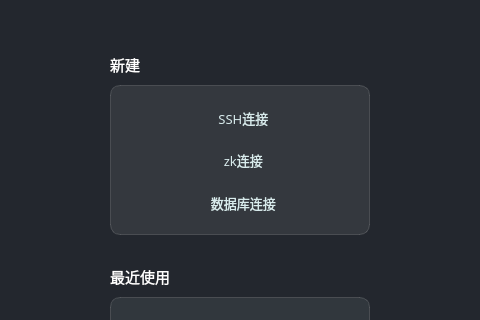
Old version of the form Fdog-Kit/module_mainwindow/mainwindow.ui in the repository HuaGouFdog/Fdog-Kit; both pictures show x 294 to 774 and y 209 to 529 of the 1017 by 874 pixel window.
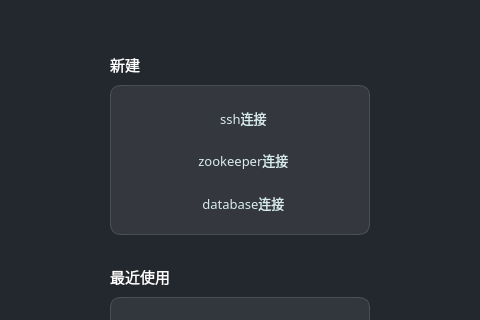
New version of the form. Icons and pictures are not drawn.

Commit message: 修复双击标题栏最大化不流畅，窗口会移动到左上角再最大化的问题

What changed in the file:
```diff
--- a/Fdog-Kit/module_mainwindow/mainwindow.ui
+++ b/Fdog-Kit/module_mainwindow/mainwindow.ui
@@ -1559,7 +1559,7 @@
                              <string notr="true"/>
                             </property>
                             <property name="text">
-                             <string>  SSH连接</string>
+                             <string>  ssh连接</string>
                             </property>
                             <property name="icon">
                              <iconset resource="../lib.qrc">
@@ -1598,7 +1598,7 @@
                              <string notr="true"/>
                             </property>
                             <property name="text">
-                             <string>  zk连接</string>
+                             <string>  zookeeper连接</string>
                             </property>
                             <property name="icon">
                              <iconset resource="../lib.qrc">
@@ -1637,7 +1637,7 @@
                              <string notr="true"/>
                             </property>
                             <property name="text">
-                             <string>  数据库连接</string>
+                             <string>  database连接</string>
                             </property>
                             <property name="icon">
                              <iconset resource="../lib.qrc">
```
Left out of the diff: 10 changed lines with no effect on the pictures. The commit also changes 1 other file.
